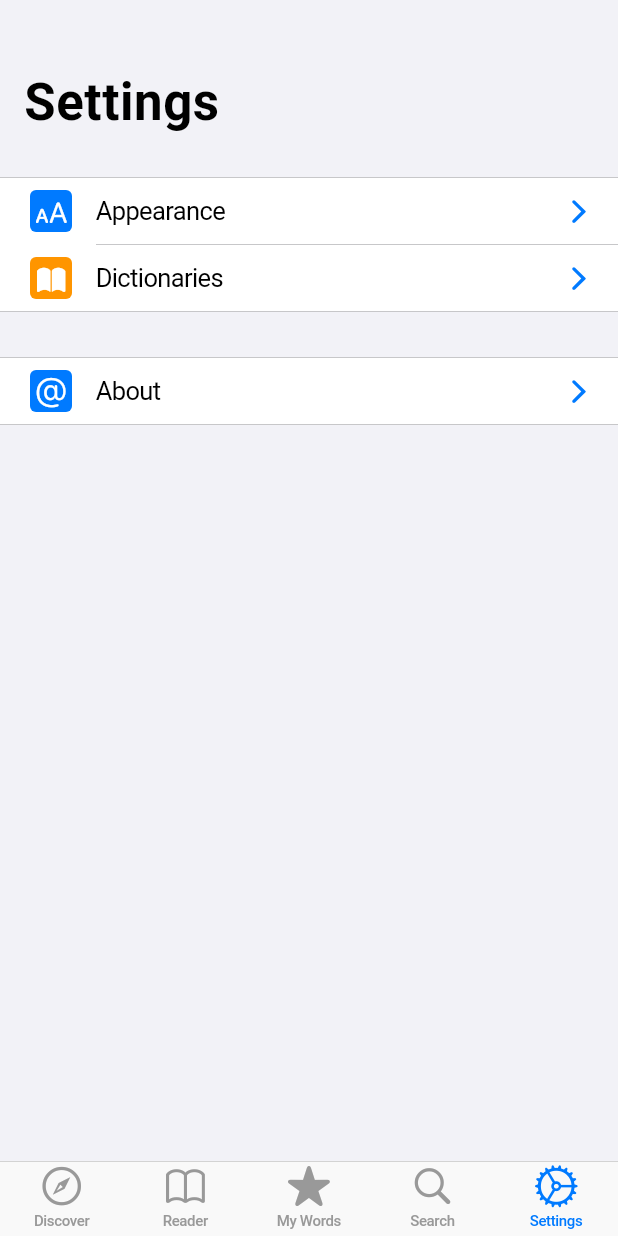
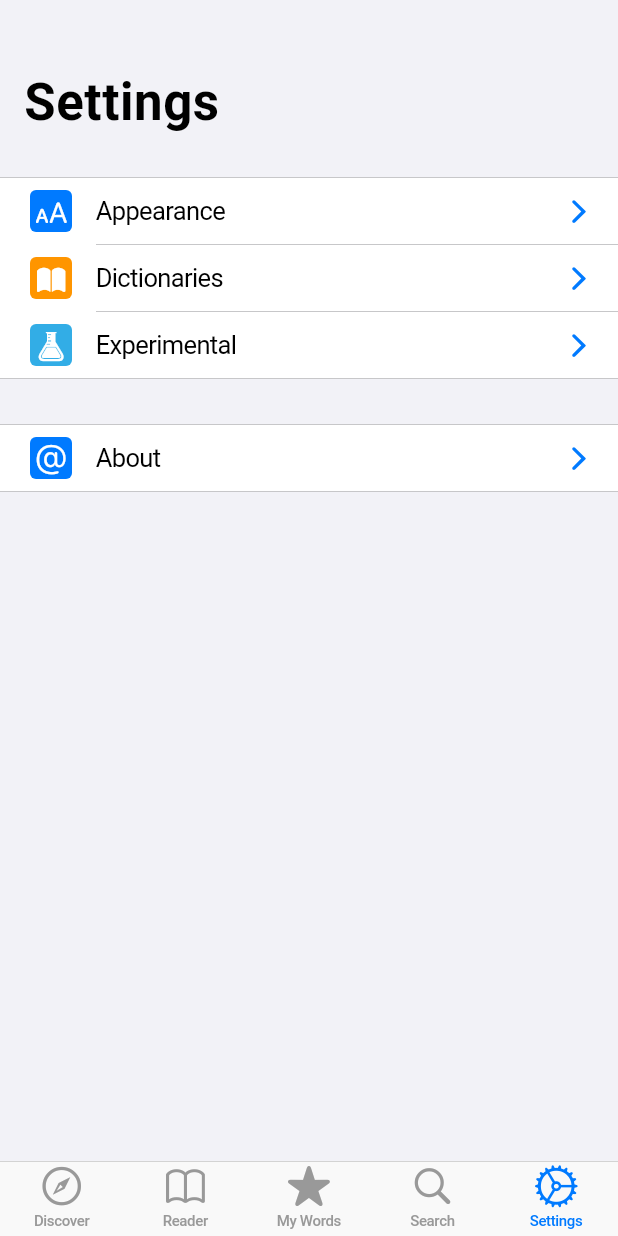
Before and after one commit to mathewthe2/immersion_reader, a Flutter app: the screen it shows after launch, item 5 of the bottom bar chosen, on a phone screen of 412 x 824 dp. Run offline on Flutter 3.47's test engine with Material 2 defaults, Android fonts, the phone set to English and light mode, and no system bars; our stand-ins replace cached_network_image, csv, flutter_slidable, flutter_svg, font_awesome_flutter, modal_bottom_sheet and 5 more; missing offline and left inert: flutter_archive, flutter_inapp_purchase, flutter_inappwebview, kana_kit, lean_file_picker, local_assets_server and 2 more; accounts and stored records are empty; network calls fail; statements that could not run were skipped.

Commit message:
refactor settings page with iconlisttile

```diff
--- a/lib/pages/settings/settings_page.dart
+++ b/lib/pages/settings/settings_page.dart
@@ -1,12 +1,13 @@
 import 'package:flutter/cupertino.dart';
+import 'package:immersion_reader/widgets/common/icon_list_tile.dart';
+import 'package:immersion_reader/widgets/settings/experimental_settings.dart';
 import 'package:swipeable_page_route/swipeable_page_route.dart';
 import 'package:immersion_reader/pages/settings/about/about_page.dart';
 import 'package:immersion_reader/widgets/settings/dictionary_settings.dart';
 import 'package:immersion_reader/widgets/settings/appearance_settings.dart';
 
 class SettingsPage extends StatefulWidget {
-  const SettingsPage(
-      {super.key});
+  const SettingsPage({super.key});
 
   @override
   State<SettingsPage> createState() => _SettingsPageState();
@@ -21,81 +22,64 @@ class _SettingsPageState extends State<SettingsPage> {
   @override
   Widget build(BuildContext context) {
     return CupertinoPageScaffold(
-        backgroundColor: CupertinoColors.systemGroupedBackground.resolveFrom(context),
+        backgroundColor:
+            CupertinoColors.systemGroupedBackground.resolveFrom(context),
         child: CustomScrollView(slivers: [
           (const CupertinoSliverNavigationBar(
             largeTitle: Text('Settings'),
           )),
           SliverFillRemaining(
               child: Container(
-                  color: CupertinoColors.systemGroupedBackground.resolveFrom(context),
+                  color: CupertinoColors.systemGroupedBackground
+                      .resolveFrom(context),
                   child: Column(children: [
                     CupertinoListSection(children: [
-                      CupertinoListTile(
-                        title: const Text("Appearance"),
-                        onTap: () => {
+                      IconListTile(
+                        title: "Appearance",
+                        iconData: CupertinoIcons.textformat_size,
+                        iconBackgroundColor: CupertinoColors.systemBlue,
+                        onTap: () {
                           Navigator.push(context,
                               SwipeablePageRoute(builder: (context) {
                             return const AppearanceSettings();
-                          }))
+                          }));
                         },
-                        leading: Container(
-                          padding: const EdgeInsets.all(4.0),
-                          decoration: BoxDecoration(
-                            color: CupertinoColors.systemBlue,
-                            borderRadius: BorderRadius.circular(4.0),
-                          ),
-                          child: const Icon(
-                              size: 22,
-                              CupertinoIcons.textformat_size,
-                              color: CupertinoColors.white),
-                        ),
-                        trailing: const Icon(CupertinoIcons.forward),
                       ),
-                      CupertinoListTile(
-                        title: const Text("Dictionaries"),
-                        onTap: () => {
+                      IconListTile(
+                        title: "Dictionaries",
+                        iconData: CupertinoIcons.book_fill,
+                        iconBackgroundColor: CupertinoColors.systemOrange,
+                        onTap: () {
                           Navigator.push(context,
                               SwipeablePageRoute(builder: (context) {
                             return const DictionarySettings();
-                          }))
+                          }));
                         },
-                        leading: Container(
-                          padding: const EdgeInsets.all(4.0),
-                          decoration: BoxDecoration(
-                            color: CupertinoColors.systemOrange,
-                            borderRadius: BorderRadius.circular(4.0),
-                          ),
-                          child: const Icon(
-                              size: 22,
-                              CupertinoIcons.book_fill,
-                              color: CupertinoColors.white),
-                        ),
-                        trailing: const Icon(CupertinoIcons.forward),
+                      ),
+                      IconListTile(
+                        title: "Experimental",
+                        iconData: CupertinoIcons.lab_flask_solid,
+                        iconBackgroundColor: CupertinoColors.systemCyan,
+                        onTap: () {
+                          Navigator.push(context,
+                              SwipeablePageRoute(builder: (context) {
+                            return const ExperimentalSettings();
+                          }));
+                        },
                       ),
                     ]),
                     CupertinoListSection(children: [
-                      CupertinoListTile(
-                        title: const Text("About"),
-                        onTap: () => {
+                      IconListTile(
+                        title: "About",
+                        iconData: CupertinoIcons.at,
+                        iconBackgroundColor: CupertinoColors.systemBlue,
+                        onTap: () {
                           Navigator.push(context,
                               SwipeablePageRoute(builder: (context) {
                             return const AboutPage();
-                          }))
+                          }));
                         },
-                        leading: Container(
-                          padding: const EdgeInsets.all(4.0),
-                          decoration: BoxDecoration(
-                            color: CupertinoColors.systemBlue,
-                            borderRadius: BorderRadius.circular(4.0),
-                          ),
-                          child: const Icon(
-                              size: 22,
-                              CupertinoIcons.at,
-                              color: CupertinoColors.white),
-                        ),
-                        trailing: const Icon(CupertinoIcons.forward),
-                      )
+                      ),
                     ])
                   ])))
         ]));
```
Also changed, not shown: lib/pages/settings/about/about_page.dart (+38 -83 lines), lib/widgets/settings/experimental_settings.dart (added, +19 -0 lines).
